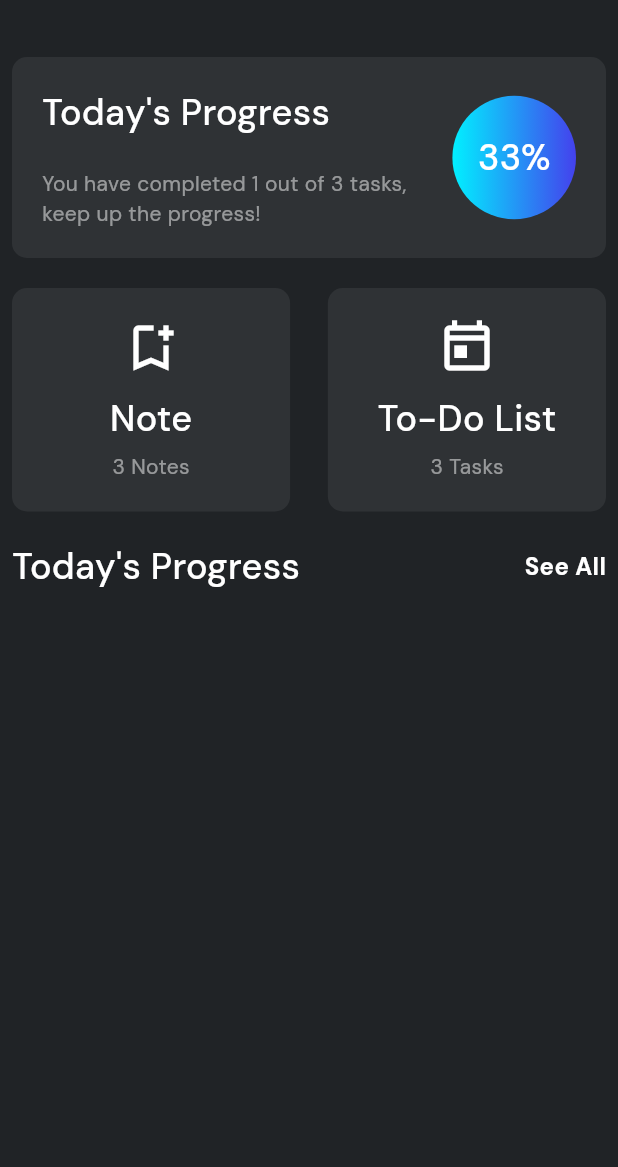
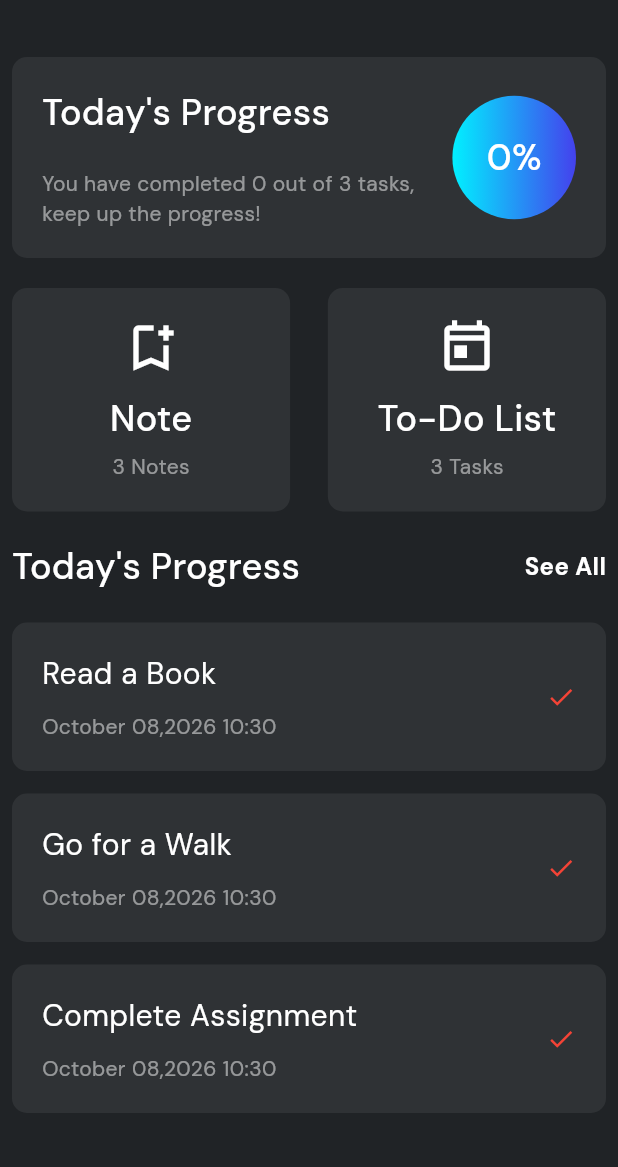
Before and after one commit to Minoli-1998/note-sphere, a Flutter app: the screen it shows after launch, on a phone screen of 412 x 824 dp, the part 69-1236 px from its top. Run offline on Flutter 3.47's test engine with Material 3 defaults, Android fonts, the phone set to English and light mode, and no system bars; our stand-ins replace go_router, google_fonts, hive, hive_flutter; accounts and stored records are empty; generated files the repository leaves out were written again.

Commit message:
Updated home page

```diff
--- a/lib/pages/home_page.dart
+++ b/lib/pages/home_page.dart
@@ -1,25 +1,87 @@
 import 'package:flutter/material.dart';
+import 'package:note_sphere/models/note_model.dart';
+import 'package:note_sphere/models/task_model.dart';
+import 'package:note_sphere/services/note_service.dart';
+import 'package:note_sphere/services/todo_service.dart';
+import 'package:note_sphere/utils/colors.dart';
 import 'package:note_sphere/utils/constants.dart';
 import 'package:note_sphere/utils/router.dart';
 import 'package:note_sphere/utils/text_styles.dart';
+import 'package:note_sphere/widgets/home_page_task_card.dart';
 import 'package:note_sphere/widgets/notes_todo_card.dart';
 import 'package:note_sphere/widgets/progress_card.dart';
 
-class HomePage extends StatelessWidget {
+class HomePage extends StatefulWidget {
   const HomePage({super.key});
+
+  @override
+  State<HomePage> createState() => _HomePageState();
+}
+
+class _HomePageState extends State<HomePage> {
+  // initializing services
+  final NoteService noteService = NoteService();
+  final TodoService taskService = TodoService();
+
+  // initializing allNotes and allTasks
+  late List<Note> allNotes = [];
+  late List<Task> allTasks = [];
+
+  @override
+  void initState() {
+    super.initState();
+    checkIfUserIsNew();
+    setState(() {});
+  }
+
+  // creating initial notes and tasks
+  void checkIfUserIsNew() async {
+    final bool isNewUser =
+        await noteService.isNewUser() || await taskService.isNewUser();
+
+    if (isNewUser) {
+      // create initial notes and tasks
+      await noteService.createdInitialNotes();
+      await taskService.createInitialTasks();
+    }
+    _loadNotes();
+    _loadTasks();
+  }
+
+  // load all notes
+  Future<void> _loadNotes() async {
+    final List<Note> loadedNotes = await noteService.loadNotes();
+    setState(() {
+      allNotes = loadedNotes;
+    });
+  }
+
+  // load all tasks
+  Future<void> _loadTasks() async {
+    final List<Task> loadedTasks = await taskService.loadAllTasks();
+    setState(() {
+      allTasks = loadedTasks;
+    });
+  }
 
   @override
   Widget build(BuildContext context) {
     return Scaffold(
       appBar: AppBar(title: Text("NoteSphere", style: AppTextStyles.appTitle)),
 
-      body: Padding(
+      body: SingleChildScrollView(
+        child: Padding(
           padding: EdgeInsetsGeometry.all(8),
           child: Column(
             children: [
               SizedBox(height: AppConstants.kDefaultPadding),
 
-            ProgressCard(numberOfCompletedTasks: 1, numberOfTotalTasks: 3),
+              ProgressCard(
+                numberOfCompletedTasks: allTasks
+                    .where((element) => element.isDone)
+                    .length,
+                numberOfTotalTasks: allTasks.length,
+              ),
 
               SizedBox(height: AppConstants.kDefaultPadding),
 
@@ -30,14 +92,14 @@ class HomePage extends StatelessWidget {
                     onTap: () {
                       AppRouter.router.push('/notes');
                     },
-                  child: NotesTodoCard(value: 3, isNote: true),
+                    child: NotesTodoCard(value: allNotes.length, isNote: true),
                   ),
 
                   GestureDetector(
                     onTap: () {
                       AppRouter.router.push('/tasks');
                     },
-                  child: NotesTodoCard(value: 3, isNote: false),
+                    child: NotesTodoCard(value: allTasks.length, isNote: false),
                   ),
                 ],
               ),
@@ -55,8 +117,62 @@ class HomePage extends StatelessWidget {
 
               SizedBox(height: AppConstants.kDefaultPadding),
 
+              allTasks.isEmpty
+                  ? Container(
+                      padding: EdgeInsets.symmetric(
+                        vertical: 20,
+                        horizontal: 10,
+                      ),
+                      child: Center(
+                        child: Column(
+                          children: [
+                            Text(
+                              "No tasks for today, Add some tasks to get started!",
+                              style: AppTextStyles.appDescriptionLargeStyle
+                                  .copyWith(
+                                    color: AppColors.kWhiteColor.withValues(
+                                      alpha: 0.5,
+                                    ),
+                                    fontSize: 18,
+                                  ),
+                              textAlign: TextAlign.center,
+                            ),
+
+                            SizedBox(height: 20),
+
+                            ElevatedButton(
+                              onPressed: () {
+                                AppRouter.router.push('/tasks');
+                              },
+                              style: ButtonStyle(
+                                backgroundColor: WidgetStatePropertyAll(
+                                  Colors.blue,
+                                ),
+                              ),
+                              child: Text(
+                                "Add Task",
+                                style: AppTextStyles.appButton.copyWith(
+                                  fontWeight: FontWeight.w500,
+                                ),
+                              ),
+                            ),
+                          ],
+                        ),
+                      ),
+                    )
+                  :
                     // To-Do list
+                    ListView.builder(
+                      itemCount: allTasks.length,
+                      shrinkWrap: true,
+                      physics: AlwaysScrollableScrollPhysics(),
+                      itemBuilder: (context, index) {
+                        Task task = allTasks[index];
+                        return HomePageTaskCard(task: task);
+                      },
+                    ),
             ],
+          ),
         ),
       ),
     );
--- a/lib/services/todo_service.dart
+++ b/lib/services/todo_service.dart
@@ -94,8 +94,11 @@ class TodoService {
       final List<dynamic> allTasks = await _myBox.get('tasks') ?? [];
       final List<Task> tasks = allTasks.cast<Task>().toList();
 
+      // get task with same id
+      final int index = tasks.indexWhere((element) => element.id == task.id);
+
       // remove from the list
-      tasks.remove(task);
+      tasks.removeAt(index);
 
       // save updated list in box
       await _myBox.put('tasks', tasks);
--- a/lib/widgets/completed_tab.dart
+++ b/lib/widgets/completed_tab.dart
@@ -27,6 +27,7 @@ class _CompletedTabState extends State<CompletedTab> {
   Future<void> _markCompletedTaskAsNotDone(Task completedTask) async {
     try {
       final Task updatedTask = Task(
+        id: completedTask.id,
         title: completedTask.title,
         date: completedTask.date,
         time: completedTask.time,
--- /dev/null
+++ b/lib/widgets/home_page_task_card.dart
@@ -0,0 +1,47 @@
+import 'package:flutter/material.dart';
+import 'package:intl/intl.dart';
+import 'package:note_sphere/models/task_model.dart';
+import 'package:note_sphere/utils/colors.dart';
+import 'package:note_sphere/utils/container_styles.dart';
+import 'package:note_sphere/utils/text_styles.dart';
+
+class HomePageTaskCard extends StatelessWidget {
+  final Task task;
+  const HomePageTaskCard({super.key, required this.task});
+
+  @override
+  Widget build(BuildContext context) {
+    String date = DateFormat("MMMM dd,yyyy").format(task.date);
+    String time = DateFormat("hh:mm").format(task.time);
+
+    return Container(
+      padding: EdgeInsets.symmetric(vertical: 20, horizontal: 20),
+      decoration: AppContainerStyles.cardStyle,
+      margin: EdgeInsets.only(bottom: 15),
+      child: Row(
+        mainAxisAlignment: MainAxisAlignment.spaceBetween,
+        children: [
+          Column(
+            crossAxisAlignment: CrossAxisAlignment.start,
+            children: [
+              Text(task.title, style: AppTextStyles.appDescriptionLargeStyle),
+
+              SizedBox(height: 10),
+
+              Text(
+                "$date $time",
+                style: AppTextStyles.appDescriptionSmallStyle.copyWith(
+                  color: AppColors.kWhiteColor.withValues(alpha: 0.5),
+                ),
+              ),
+            ],
+          ),
+
+          task.isDone
+              ? Icon(Icons.done_all, color: Colors.green, size: 20)
+              : Icon(Icons.done, color: Colors.red, size: 20),
+        ],
+      ),
+    );
+  }
+}
--- a/lib/widgets/todo_tab.dart
+++ b/lib/widgets/todo_tab.dart
@@ -24,12 +24,13 @@ class _TodoTabState extends State<TodoTab> {
   final TodoService todoService = TodoService();
 
   // updating incompleted task as completed
-  Future<void> _markIncompletedTaskAsDone(Task inCompletedask) async {
+  Future<void> _markIncompletedTaskAsDone(Task incompletedTask) async {
     try {
       final Task updatedTask = Task(
-        title: inCompletedask.title,
-        date: inCompletedask.date,
-        time: inCompletedask.time,
+        id: incompletedTask.id,
+        title: incompletedTask.title,
+        date: incompletedTask.date,
+        time: incompletedTask.time,
         isDone: true,
       );
 
@@ -42,7 +43,7 @@ class _TodoTabState extends State<TodoTab> {
 
       // remove from incompleted list
       setState(() {
-        widget.incompletedTasks.remove(inCompletedask);
+        widget.incompletedTasks.remove(incompletedTask);
         widget.completedTasks.add(updatedTask);
       });
 
```
Lines whose indentation alone changed are shown as unchanged.
